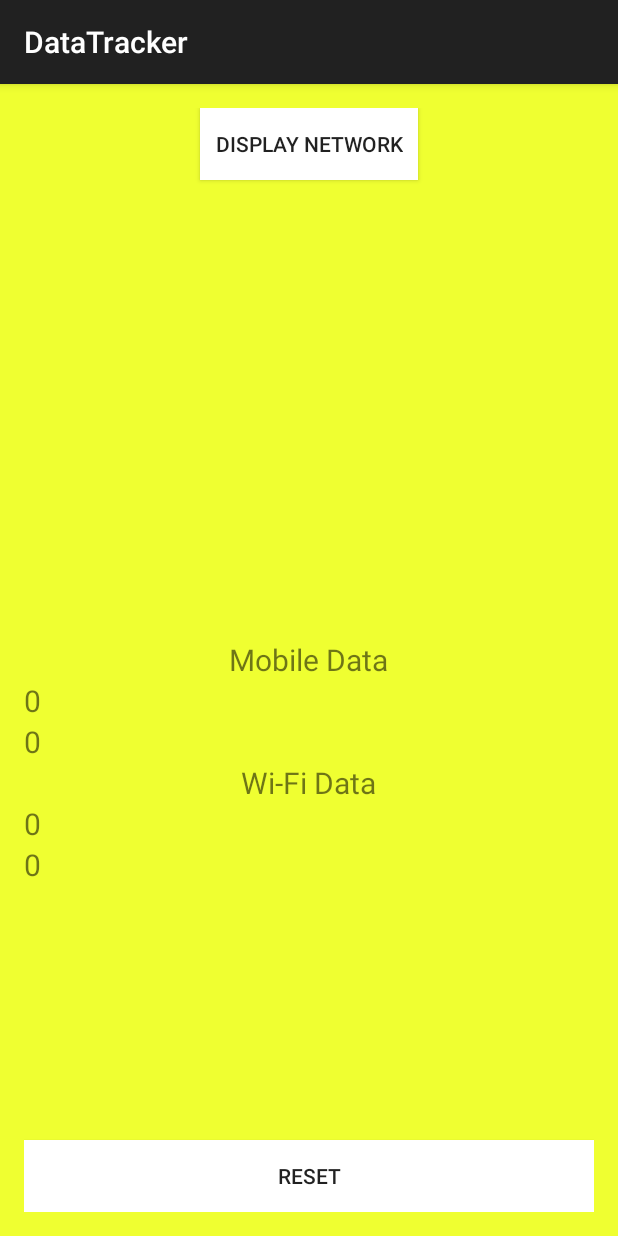
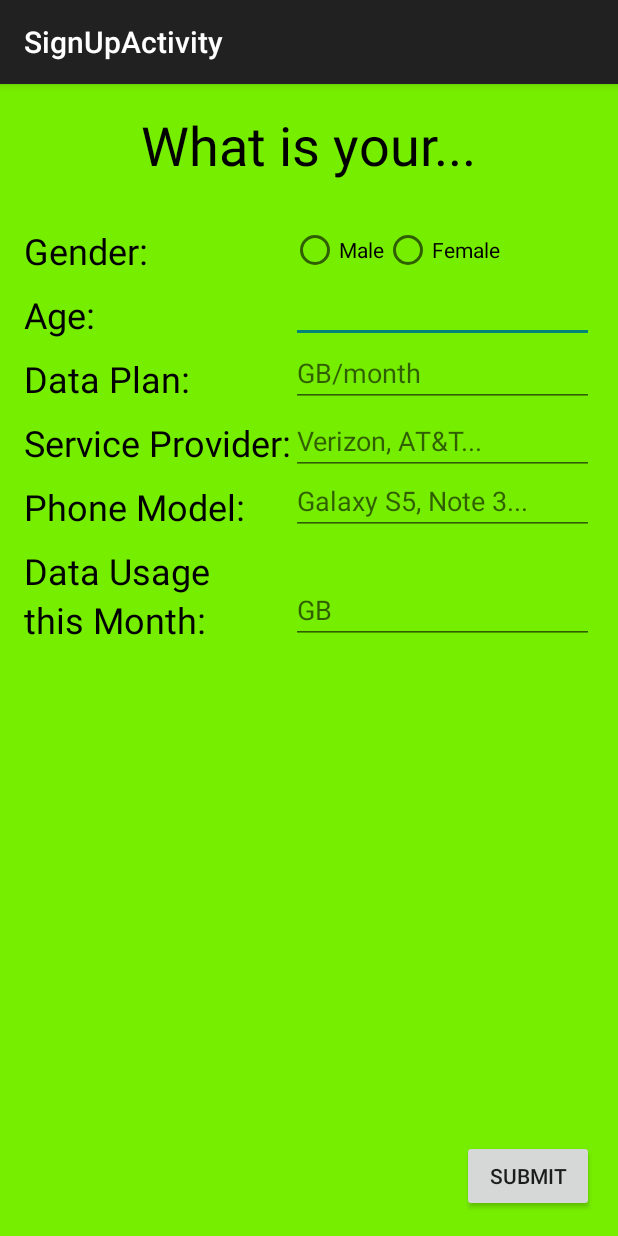
Before and after one commit to kelley60/DataTracker, an Android app: the screen it shows after launch (MainActivity before the commit, SignUpActivity after it), on a phone screen of 412 x 824 dp. Run offline under Robolectric (Android 15) with nearby library versions, the phone set to English and light mode, and no system bars; libraries missing offline, so code that uses them is left out: com.parse; 2 statements that could not run were skipped.

```diff
--- a/app/src/main/AndroidManifest.xml
+++ b/app/src/main/AndroidManifest.xml
@@ -11,6 +11,7 @@
         android:allowBackup="true"
         android:icon="@mipmap/ic_launcher"
         android:label="@string/app_name"
+        android:name=".DataTrackerApplication"
         android:theme="@style/AppTheme" >
         <activity
             android:name=".MainActivity"
@@ -21,6 +22,10 @@
                 <category android:name="android.intent.category.LAUNCHER" />
             </intent-filter>
         </activity>
+        <activity
+            android:name=".SignUpActivity"
+            android:label="@string/title_activity_sign_up" >
+        </activity>
     </application>
 
 </manifest>
--- /dev/null
+++ b/app/src/main/java/com/example/sean/datatracker/DataTrackerApplication.java
@@ -0,0 +1,20 @@
+package com.example.sean.datatracker;
+
+import android.app.Application;
+
+import com.parse.Parse;
+import com.parse.ParseAnalytics;
+
+/**
+ * Created by Sean on 8/4/2015.
+ */
+public class DataTrackerApplication extends Application {
+    @Override
+    public void onCreate() {
+        super.onCreate();
+
+        //initializes Parse info
+        Parse.enableLocalDatastore(this);
+        Parse.initialize(this, "d6YVgjwzKHAgiNRjhRhGxrsgHLuxl8RMk9UQHqsd", "2YLaPvkYszww0lz6YSRW91CLwFziRr2y3b4MQomy");
+    }
+}
--- a/app/src/main/java/com/example/sean/datatracker/MainActivity.java
+++ b/app/src/main/java/com/example/sean/datatracker/MainActivity.java
@@ -2,6 +2,8 @@ package com.example.sean.datatracker;
 
 import android.app.AlertDialog;
 import android.content.Context;
+import android.content.Intent;
+import android.content.SharedPreferences;
 import android.net.ConnectivityManager;
 import android.net.NetworkInfo;
 import android.net.TrafficStats;
@@ -17,14 +19,18 @@ import android.widget.Toast;
 
 import com.parse.Parse;
 import com.parse.ParseAnalytics;
+import com.parse.ParseUser;
 
+import java.util.ArrayList;
 import java.util.HashMap;
 import java.util.Map;
 
 
 public class MainActivity extends AppCompatActivity {
 
+    private final static String PREFS_NAME = "MyPrefsFile";
     private final static String TAG = MainActivity.class.getSimpleName();
+
     private ConnectivityManager connectivityManager;
     private NetworkInfo networkInfo;
     private Button networkButton;
@@ -47,6 +53,11 @@ public class MainActivity extends AppCompatActivity {
     private long mobileTXBytesSinceReset;
     private long wifiRXBytesSinceReset;
     private long wifiTXBytesSinceReset;
+
+    ArrayList<String> networkSwitchedTimeStamp = new ArrayList<String>();
+
+    //interval in which data is submitted to server in hours
+    private static final int DATA_SUBMISSION_INTERVAL = 3;
 
     private final Runnable mRunnable = new Runnable() {
         public void run() {
@@ -73,11 +84,8 @@ public class MainActivity extends AppCompatActivity {
         super.onCreate(savedInstanceState);
         setContentView(R.layout.activity_main);
 
-        //initializes Parse info
-        Parse.enableLocalDatastore(this);
-        Parse.initialize(this, "d6YVgjwzKHAgiNRjhRhGxrsgHLuxl8RMk9UQHqsd", "2YLaPvkYszww0lz6YSRW91CLwFziRr2y3b4MQomy");
-        ParseAnalytics.trackAppOpenedInBackground(getIntent());
-
+        //checks to see if it is first time user is opening app
+        checkFirstLaunch();
         //initializes buttons and textfields
         setWidgets();
         //Since initially launching the app, this measures bytes since boot
@@ -85,28 +93,34 @@ public class MainActivity extends AppCompatActivity {
 
         displayBytes();
 
-        Map<String, String> dimensions = new HashMap<String, String>();
-// What type of news is this?
-        dimensions.put("category", "politics");
-// Is it a weekday or the weekend?
-        dimensions.put("dayType", "weekday");
-// Send the dimensions to Parse along with the 'read' event
-        ParseAnalytics.trackEventInBackground("read", dimensions);
-
-
         networkButton.setOnClickListener(new View.OnClickListener() {
             @Override
             public void onClick(View v) {
                 detectNetwork();
             }
         });
-
         mResetButton.setOnClickListener(new View.OnClickListener() {
             @Override
             public void onClick(View v) {
                 meausreBytesSinceDeviceBoot();
             }
         });
+    }
+
+    private void checkFirstLaunch() {
+        SharedPreferences settings = getSharedPreferences(PREFS_NAME, 0);
+        if (settings.getBoolean("my_first_time", true)) {
+            //the app is being launched for first time, do something
+            //start first launch activity
+            Intent userSignUpIntent = new Intent(this, SignUpActivity.class);
+            userSignUpIntent.addFlags(Intent.FLAG_ACTIVITY_NEW_TASK);
+            userSignUpIntent.addFlags(Intent.FLAG_ACTIVITY_CLEAR_TASK);
+            startActivity(userSignUpIntent);
+        }
+
+
+        //}
+
     }
 
     private void setWidgets() {
@@ -178,5 +192,22 @@ public class MainActivity extends AppCompatActivity {
         }
     }
 
+    @Override
+    public boolean onCreateOptionsMenu(Menu menu) {
+        getMenuInflater().inflate(R.menu.menu_main, menu);
+        return true;
+    }
+
+    @Override
+    public boolean onOptionsItemSelected(MenuItem item) {
+        int id = item.getItemId();
+        Intent intent;
+
+        if (id == R.id.personal_info) {
+            intent = new Intent(this, SignUpActivity.class);
+            startActivity(intent);
+        }
+        return super.onOptionsItemSelected(item);
+    }
 
 }
--- /dev/null
+++ b/app/src/main/java/com/example/sean/datatracker/SignUpActivity.java
@@ -0,0 +1,208 @@
+package com.example.sean.datatracker;
+
+import android.app.AlertDialog;
+import android.content.DialogInterface;
+import android.content.Intent;
+import android.content.SharedPreferences;
+import android.os.Bundle;
+import android.support.v7.app.AppCompatActivity;
+import android.view.View;
+import android.widget.Button;
+import android.widget.EditText;
+import android.widget.RadioButton;
+import android.widget.RadioGroup;
+import android.widget.Toast;
+
+import com.parse.LogInCallback;
+import com.parse.ParseAnonymousUtils;
+import com.parse.ParseException;
+import com.parse.ParseUser;
+import com.parse.SaveCallback;
+
+
+public class SignUpActivity extends AppCompatActivity {
+
+    private static final int UPPER_AGE_LIMIT = 70;
+    private static final int LOWER_AGE_LIMIT = 18;
+
+    private Button mSubmitButton;
+
+    private RadioGroup mGenderRadioGroup;
+    private RadioButton mMaleButton;
+    private RadioButton mFemaleButton;
+    private EditText mAgeEditText;
+    private EditText mDataPlanEditText;
+    private EditText mServiceProviderEditText;
+    private EditText mPhoneModelEditText;
+    private EditText mDataThisMonthEditText;
+
+    //Fields to be submitted to Parse
+    private String mGender;
+    private String mAge;
+    private String mDataPlan;
+    private String mServiceProvider;
+    private String mPhoneModel;
+    private String mDataThisMonth;
+
+    private SharedPreferences settings;
+
+    @Override
+    protected void onCreate(Bundle savedInstanceState) {
+        super.onCreate(savedInstanceState);
+        setContentView(R.layout.activity_sign_up);
+
+        settings = getSharedPreferences("MyPrefsFile", 0);
+
+        //initialize buttons and edittexts
+        widgetInit();
+
+        mSubmitButton.setOnClickListener(new View.OnClickListener() {
+            @Override
+            public void onClick(View v) {
+                submitButtonCode();
+            }
+        });
+    }
+
+    private void submitButtonCode() {
+        if (mMaleButton.isChecked()) {
+            mGender = "male";
+        } else if (mFemaleButton.isChecked()) {
+            mGender = "Female";
+        } else {
+            mGender = "";
+        }
+
+        mAge = mAgeEditText.getText().toString();
+        mDataPlan = mDataPlanEditText.getText().toString();
+        mServiceProvider = mServiceProviderEditText.getText().toString();
+        mPhoneModel = mPhoneModelEditText.getText().toString();
+        mDataThisMonth = mDataThisMonthEditText.getText().toString();
+
+        if (passedChecks()) {
+            final AlertDialog.Builder submitDialog = new AlertDialog.Builder(SignUpActivity.this);
+            submitDialog.setTitle("Are you sure?");
+            submitDialog.setMessage("You can always edit options in the menu.");
+            submitDialog.setPositiveButton("Yes", new DialogInterface.OnClickListener() {
+                @Override
+                public void onClick(DialogInterface dialog, int which) {
+                    //submit data to Parse
+                    beginDataSubmission();
+                }
+            });
+            submitDialog.setNegativeButton("Cancel", new DialogInterface.OnClickListener() {
+                @Override
+                public void onClick(DialogInterface dialog, int which) {
+                    dialog.cancel();
+                }
+            });
+            AlertDialog dialog = submitDialog.create();
+            dialog.show();
+        } else {
+            Toast.makeText(SignUpActivity.this, "Please properly complete all fields.", Toast.LENGTH_LONG).show();
+        }
+    }
+
+    private void beginDataSubmission() {
+
+        //finishSubmitting is called in both logical outcomes because if not done so, will be called before
+        //background call is complete
+        if (settings.getBoolean("my_first_time", true)) {
+            ParseAnonymousUtils.logIn(new LogInCallback() {
+                @Override
+                public void done(ParseUser parseUser, ParseException e) {
+                    if (e == null) {
+                        finishSubmitting(parseUser);
+                    }
+                }
+            });
+        }
+        else{
+            finishSubmitting(ParseUser.getCurrentUser());
+        }
+    }
+
+    private void finishSubmitting(ParseUser parseUser) {
+        settings.edit().putBoolean("my_first_time", false).commit();
+
+        ParseUser mCurrentUser = ParseUser.getCurrentUser();
+
+        mCurrentUser.put("gender", mGender);
+        mCurrentUser.put("age", mAge);
+        mCurrentUser.put("dataPlan", mDataPlan);
+        mCurrentUser.put("serviceProvider", mServiceProvider);
+        mCurrentUser.put("phoneModel", mPhoneModel);
+        mCurrentUser.put("dataThisMonth", mDataThisMonth);
+
+        mCurrentUser.saveInBackground(new SaveCallback() {
+            @Override
+            public void done(ParseException e) {
+                if (e != null) {
+                    AlertDialog.Builder builder = new AlertDialog.Builder(SignUpActivity.this);
+                    builder.setMessage(e.getMessage());
+                    builder.setTitle("Oops!");
+                    builder.setPositiveButton(android.R.string.ok, null);
+                    AlertDialog dialog = builder.create();
+                    dialog.show();
+                }
+                else {
+                    Intent returnToMainIntent = new Intent(SignUpActivity.this, MainActivity.class);
+                    returnToMainIntent.addFlags(Intent.FLAG_ACTIVITY_NEW_TASK);
+                    returnToMainIntent.addFlags(Intent.FLAG_ACTIVITY_CLEAR_TASK);
+                    Toast.makeText(SignUpActivity.this, "User details updated.", Toast.LENGTH_LONG).show();
+                    startActivity(returnToMainIntent);
+                }
+            }
+        });
+    }
+
+    private boolean passedChecks() {
+        if (mGender.isEmpty() || mAge.isEmpty() || mDataPlan.isEmpty() || mServiceProvider.isEmpty() || mPhoneModel.isEmpty() || mDataThisMonth.isEmpty()){
+            return false;
+        }
+
+        int ageHolder = Integer.parseInt(mAge);
+        if (ageHolder < LOWER_AGE_LIMIT || ageHolder > UPPER_AGE_LIMIT){
+            return false;
+        }
+        return true;
+    }
+
+    private void widgetInit() {
+        mSubmitButton = (Button) findViewById(R.id.submitButton);
+        mGenderRadioGroup = (RadioGroup) findViewById(R.id.radioGenderGroup);
+        mMaleButton = (RadioButton) findViewById(R.id.maleButton);
+        mFemaleButton = (RadioButton) findViewById(R.id.femaleButton);
+        mAgeEditText = (EditText) findViewById(R.id.ageEditText);
+        mDataPlanEditText = (EditText) findViewById(R.id.dataPlanEditText);
+        mServiceProviderEditText = (EditText) findViewById(R.id.serviceProviderEditText);
+        mPhoneModelEditText = (EditText) findViewById(R.id.phoneModelEditText);
+        mDataThisMonthEditText = (EditText) findViewById(R.id.dataThisMonthEditText);
+
+    }
+
+    //May add additional user info page
+    /*
+    @Override
+    public boolean onCreateOptionsMenu(Menu menu) {
+        // Inflate the menu; this adds items to the action bar if it is present.
+        getMenuInflater().inflate(R.menu.menu_sign_up, menu);
+        return true;
+    }
+
+    @Override
+    public boolean onOptionsItemSelected(MenuItem item) {
+        // Handle action bar item clicks here. The action bar will
+        // automatically handle clicks on the Home/Up button, so long
+        // as you specify a parent activity in AndroidManifest.xml.
+        int id = item.getItemId();
+
+        //noinspection SimplifiableIfStatement
+        if (id == R.id.action_settings) {
+            return true;
+        }
+
+        return super.onOptionsItemSelected(item);
+    }
+    */
+}
--- /dev/null
+++ b/app/src/main/res/layout/activity_sign_up.xml
@@ -0,0 +1,194 @@
+<RelativeLayout xmlns:android="http://schemas.android.com/apk/res/android"
+    xmlns:tools="http://schemas.android.com/tools" android:layout_width="match_parent"
+    android:layout_height="match_parent" android:paddingLeft="@dimen/activity_horizontal_margin"
+    android:paddingRight="@dimen/activity_horizontal_margin"
+    android:paddingTop="@dimen/activity_vertical_margin"
+    android:paddingBottom="@dimen/activity_vertical_margin"
+    tools:context="com.example.sean.datatracker.SignUpActivity"
+    android:background="#ff76ee00">
+
+    <Button
+        android:layout_width="wrap_content"
+        android:layout_height="wrap_content"
+        android:text="Submit"
+        android:id="@+id/submitButton"
+        android:layout_alignParentBottom="true"
+        android:layout_alignParentRight="true"
+        android:layout_alignParentEnd="true" />
+
+    <TextView
+        android:layout_width="wrap_content"
+        android:layout_height="wrap_content"
+        android:text="What is your..."
+        android:id="@+id/signUpHeader"
+        android:layout_alignParentTop="true"
+        android:layout_centerHorizontal="true"
+        android:textColor="#ff000000"
+        android:textSize="36sp" />
+
+    <TextView
+        android:layout_width="wrap_content"
+        android:layout_height="wrap_content"
+        android:text="Gender: "
+        android:id="@+id/genderText"
+        android:layout_below="@+id/signUpHeader"
+        android:layout_alignParentLeft="true"
+        android:layout_alignParentStart="true"
+        android:textSize="24sp"
+        android:layout_marginTop="30dp"
+        android:textColor="#ff000000" />
+
+    <TextView
+        android:layout_width="wrap_content"
+        android:layout_height="wrap_content"
+        android:text="Age:"
+        android:id="@+id/ageText"
+        android:textSize="24sp"
+        android:layout_below="@+id/genderText"
+        android:layout_alignParentLeft="true"
+        android:layout_alignParentStart="true"
+        android:layout_marginTop="10dp"
+        android:textColor="#ff000000" />
+
+    <TextView
+        android:layout_width="wrap_content"
+        android:layout_height="wrap_content"
+        android:text="Data Plan:"
+        android:id="@+id/dataPlanText"
+        android:layout_below="@+id/ageText"
+        android:layout_alignParentLeft="true"
+        android:layout_alignParentStart="true"
+        android:textSize="24sp"
+        android:layout_marginTop="10dp"
+        android:textColor="#ff000000" />
+
+    <TextView
+        android:layout_width="wrap_content"
+        android:layout_height="wrap_content"
+        android:text="Service Provider:"
+        android:id="@+id/serviceProviderText"
+        android:layout_below="@+id/dataPlanText"
+        android:layout_alignParentLeft="true"
+        android:layout_alignParentStart="true"
+        android:textSize="24sp"
+        android:layout_marginTop="10dp"
+        android:textColor="#ff000000" />
+
+    <TextView
+        android:layout_width="wrap_content"
+        android:layout_height="wrap_content"
+        android:text="Phone Model:"
+        android:id="@+id/phoneModelText"
+        android:layout_below="@+id/serviceProviderText"
+        android:layout_alignParentLeft="true"
+        android:layout_alignParentStart="true"
+        android:textSize="24sp"
+        android:layout_marginTop="10dp"
+        android:textColor="#ff000000" />
+
+    <TextView
+        android:layout_width="wrap_content"
+        android:layout_height="wrap_content"
+        android:text="Data Usage"
+        android:id="@+id/dataUsagePart1"
+        android:layout_below="@+id/phoneModelText"
+        android:layout_alignParentLeft="true"
+        android:layout_alignParentStart="true"
+        android:textSize="24sp"
+        android:layout_marginTop="10dp"
+        android:textColor="#ff000000" />
+
+    <TextView
+        android:layout_width="wrap_content"
+        android:layout_height="wrap_content"
+        android:text="this Month:"
+        android:id="@+id/dataUsagePart2"
+        android:layout_below="@+id/dataUsagePart1"
+        android:layout_alignParentLeft="true"
+        android:layout_alignParentStart="true"
+        android:textSize="24sp"
+        android:textColor="#ff000000" />
+
+    <RadioGroup
+        android:layout_width="match_parent"
+        android:layout_height="match_parent"
+        android:orientation="horizontal"
+        android:layout_below="@+id/signUpHeader"
+        android:layout_toRightOf="@+id/serviceProviderText"
+        android:layout_toEndOf="@+id/serviceProviderText"
+        android:layout_above="@+id/ageText"
+        android:id="@+id/radioGenderGroup"
+        android:layout_marginTop="30dp">
+
+        <RadioButton
+            android:layout_width="wrap_content"
+            android:layout_height="wrap_content"
+            android:text="Male"
+            android:id="@+id/maleButton"
+            android:checked="false" />
+
+        <RadioButton
+            android:layout_width="wrap_content"
+            android:layout_height="wrap_content"
+            android:text="Female"
+            android:id="@+id/femaleButton"
+            android:checked="false" />
+    </RadioGroup>
+
+    <EditText
+        android:layout_width="wrap_content"
+        android:layout_height="wrap_content"
+        android:inputType="number"
+        android:ems="10"
+        android:id="@+id/ageEditText"
+        android:layout_below="@+id/radioGenderGroup"
+        android:layout_toEndOf="@+id/dataUsagePart2"
+        android:layout_alignLeft="@+id/radioGenderGroup"
+        android:layout_alignStart="@+id/radioGenderGroup" />
+
+    <EditText
+        android:layout_width="wrap_content"
+        android:layout_height="wrap_content"
+        android:inputType="number"
+        android:ems="10"
+        android:id="@+id/dataPlanEditText"
+        android:layout_below="@+id/ageText"
+        android:layout_toRightOf="@+id/serviceProviderText"
+        android:layout_toEndOf="@+id/serviceProviderText"
+        android:hint="GB/month" />
+
+    <EditText
+        android:singleLine="true"
+        android:layout_width="wrap_content"
+        android:layout_height="wrap_content"
+        android:id="@+id/serviceProviderEditText"
+        android:layout_below="@+id/dataPlanEditText"
+        android:layout_toRightOf="@+id/serviceProviderText"
+        android:layout_alignRight="@+id/dataPlanEditText"
+        android:layout_alignEnd="@+id/dataPlanEditText"
+        android:hint="Verizon, AT&amp;T..." />
+
+    <EditText
+        android:singleLine="true"
+        android:layout_width="wrap_content"
+        android:layout_height="wrap_content"
+        android:id="@+id/phoneModelEditText"
+        android:layout_below="@+id/serviceProviderText"
+        android:layout_toRightOf="@+id/serviceProviderText"
+        android:layout_alignRight="@+id/serviceProviderEditText"
+        android:layout_alignEnd="@+id/serviceProviderEditText"
+        android:hint="Galaxy S5, Note 3..." />
+
+    <EditText
+        android:layout_width="wrap_content"
+        android:layout_height="wrap_content"
+        android:inputType="numberDecimal"
+        android:ems="10"
+        android:id="@+id/dataThisMonthEditText"
+        android:layout_alignBottom="@+id/dataUsagePart2"
+        android:layout_alignLeft="@+id/phoneModelEditText"
+        android:layout_alignStart="@+id/phoneModelEditText"
+        android:hint="GB" />
+
+
+</RelativeLayout>
--- /dev/null
+++ b/app/src/main/res/menu/menu_main.xml
@@ -0,0 +1,7 @@
+<menu xmlns:android="http://schemas.android.com/apk/res/android"
+    xmlns:app="http://schemas.android.com/apk/res-auto"
+    xmlns:tools="http://schemas.android.com/tools"
+    tools:context="com.example.sean.datatracker.SignUpActivity">
+    <item android:id="@+id/personal_info" android:title="Personal Info"
+        android:orderInCategory="100" app:showAsAction="never" />
+</menu>
--- /dev/null
+++ b/app/src/main/res/menu/menu_sign_up.xml
@@ -0,0 +1,7 @@
+<menu xmlns:android="http://schemas.android.com/apk/res/android"
+    xmlns:app="http://schemas.android.com/apk/res-auto"
+    xmlns:tools="http://schemas.android.com/tools"
+    tools:context="com.example.sean.datatracker.SignUpActivity">
+    <item android:id="@+id/action_settings" android:title="@string/action_settings"
+        android:orderInCategory="100" app:showAsAction="never" />
+</menu>
--- a/app/src/main/res/values/strings.xml
+++ b/app/src/main/res/values/strings.xml
@@ -3,4 +3,5 @@
 
     <string name="hello_world">Hello world!</string>
     <string name="action_settings">Settings</string>
+    <string name="title_activity_sign_up">SignUpActivity</string>
 </resources>
```
